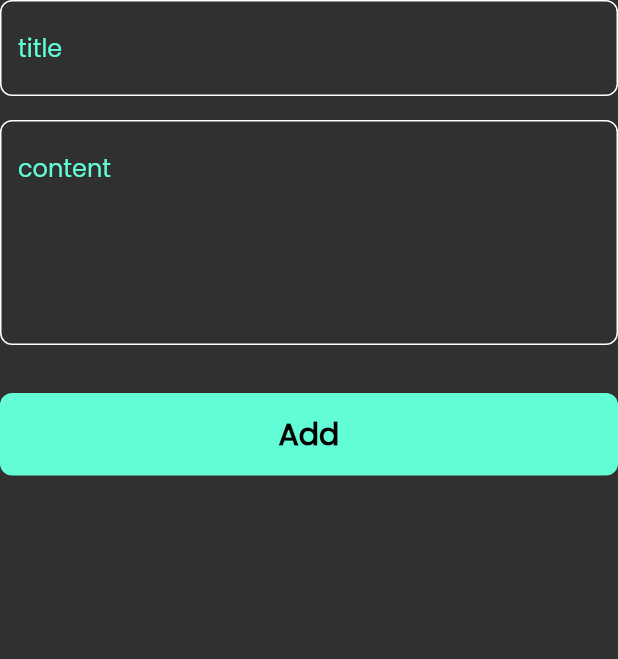
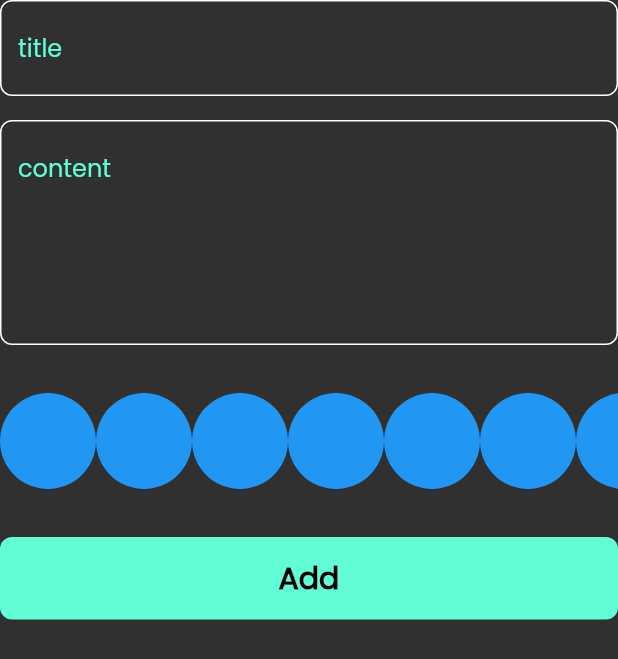
Before and after one commit to aymanabbasabdullah/notes_app, a Flutter app: the AddNoteForm widget shown alone on an empty page, opened directly, on a phone screen of 412 x 824 dp. Shown: the top 659 px of the screen. Run offline on Flutter 3.47's test engine with Material 3 defaults, Android fonts, the phone set to English and light mode, and no system bars; our stand-ins replace bloc, flutter_bloc, font_awesome_flutter, hive, hive_flutter; accounts and stored records are empty; generated files the repository leaves out were written again.

Commit message:
create colors listView part one

```diff
--- a/lib/widgets/add_note_form.dart
+++ b/lib/widgets/add_note_form.dart
@@ -1,8 +1,10 @@
+import 'package:flutter/cupertino.dart';
 import 'package:flutter/material.dart';
 import 'package:flutter_bloc/flutter_bloc.dart';
 import 'package:intl/intl.dart';
 import 'package:notesapp/cubits/add_note_cubit/add_note_cubit.dart';
 import 'package:notesapp/models/note_model.dart';
+import 'package:notesapp/widgets/colors_list_view.dart';
 import 'package:notesapp/widgets/custom_button.dart';
 import '../constants.dart';
 import 'custom_text_filed.dart';
@@ -47,6 +49,10 @@ class _AddNoteFormState extends State<AddNoteForm> {
           const SizedBox(
             height: 32,
           ),
+          const ColorsListView(),
+          const SizedBox(
+            height: 32,
+          ),
           BlocBuilder<AddNoteCubit, AddNoteState>(
             builder: (context, state) {
               return CustomButton(
@@ -54,8 +60,9 @@ class _AddNoteFormState extends State<AddNoteForm> {
                   onTap: () {
                     if (formKey.currentState!.validate()) {
                       formKey.currentState!.save();
-                      var currentDate =DateTime.now();
-                      var formattedCurrentDate =DateFormat ('dd-mm-yy').format(currentDate);
+                      var currentDate = DateTime.now();
+                      var formattedCurrentDate =
+                          DateFormat('dd-mm-yy').format(currentDate);
                       var noteModel = NoteModel(
                         title: title!,
                         color: Colors.blue.value,
--- /dev/null
+++ b/lib/widgets/colors_list_view.dart
@@ -0,0 +1,33 @@
+
+import 'package:flutter/material.dart';
+
+class ColorItem extends StatelessWidget {
+  const ColorItem({super.key});
+
+  @override
+  Widget build(BuildContext context) {
+    return const CircleAvatar(
+      radius: 32,
+      backgroundColor: Colors.blue,
+    );
+  }
+}
+
+class ColorsListView extends StatelessWidget {
+  const ColorsListView({super.key});
+
+  @override
+  Widget build(BuildContext context) {
+    return SizedBox(
+      height:32*2 ,
+      child: ListView.builder(
+
+          scrollDirection: Axis.horizontal,
+          itemCount: 10,
+          itemBuilder: (context,index){
+            return const ColorItem();
+          }
+      ),
+    );
+  }
+}
```
